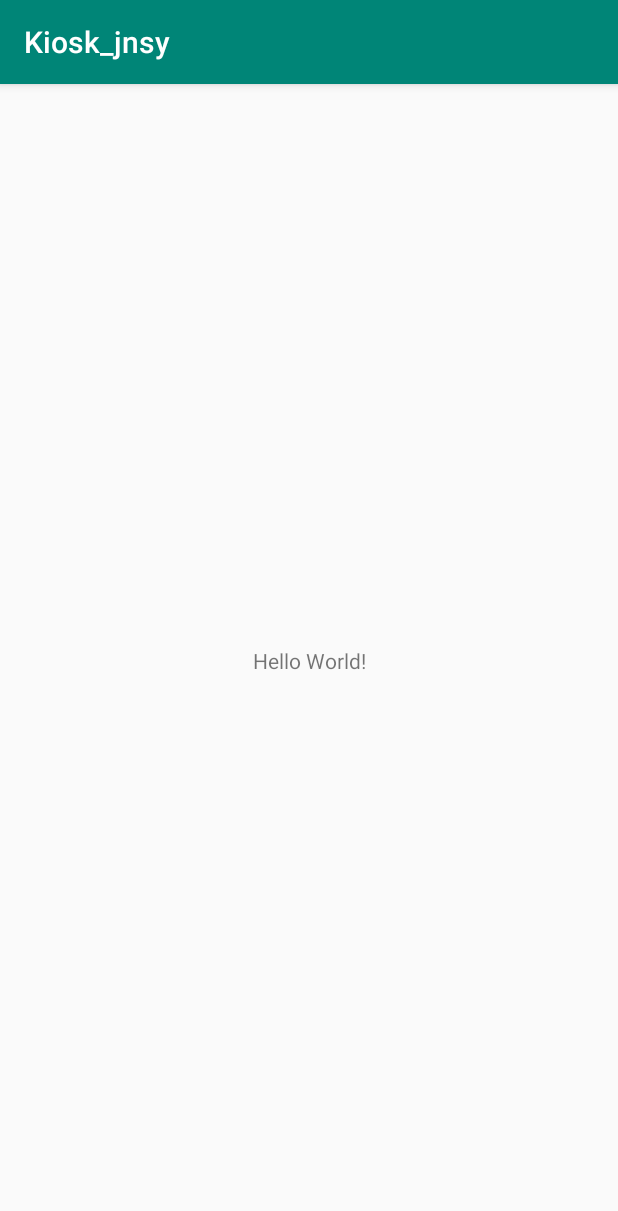
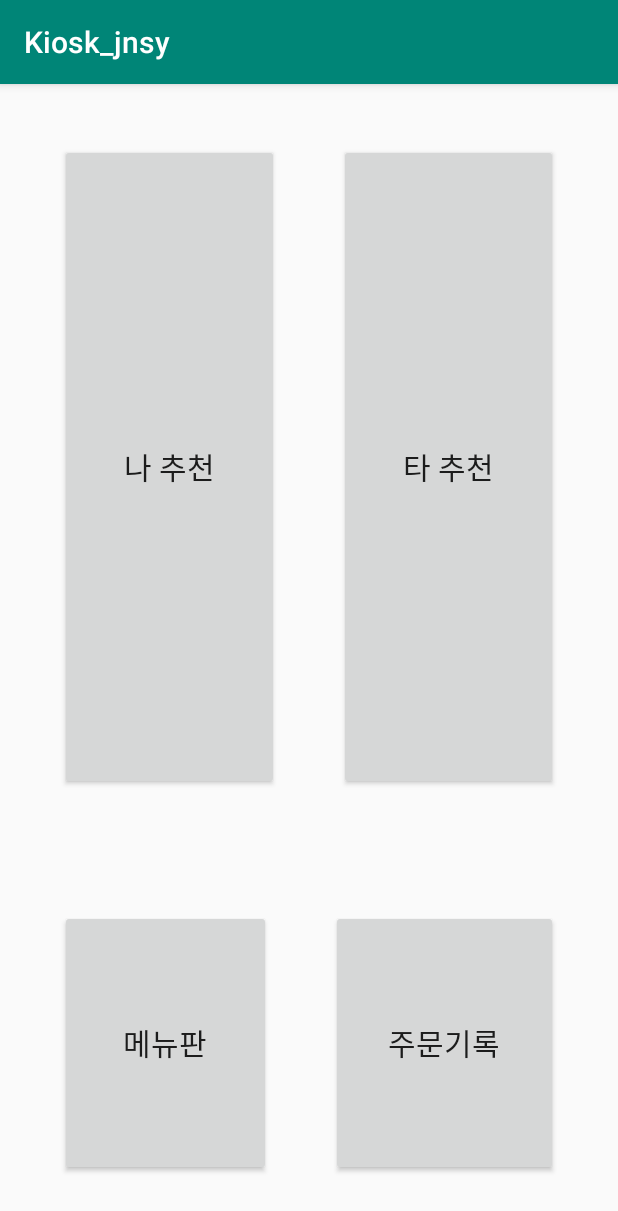
Before and after one commit to Sisi55/hanium2019, an Android app: the screen it shows after launch (MainActivity), on a phone screen of 412 x 824 dp. Shown: the top 1211 px of the screen. Run offline under Robolectric (Android 15) with nearby library versions, the phone set to English and light mode, and no system bars; our stand-ins replace data binding.

Commit message:
시현_MainActivity

```diff
--- a/app/src/main/java/com/example/kiosk_jnsy/MainActivity.java
+++ b/app/src/main/java/com/example/kiosk_jnsy/MainActivity.java
@@ -1,13 +1,49 @@
 package com.example.kiosk_jnsy;
 
+import android.content.Intent;
+import android.databinding.DataBindingUtil;
 import android.support.v7.app.AppCompatActivity;
 import android.os.Bundle;
+import android.view.View;
+
+import com.example.kiosk_jnsy.databinding.ActivityMainBinding;
 
 public class MainActivity extends AppCompatActivity {
+
+
+    ActivityMainBinding binding;
+
 
     @Override
     protected void onCreate(Bundle savedInstanceState) {
         super.onCreate(savedInstanceState);
-        setContentView(R.layout.activity_main);
-    }
-}
+        binding = DataBindingUtil.setContentView(this, R.layout.activity_main);
+
+
+
+        // 메뉴판 클릭하면 화면 이동
+        binding.btnMenuList.setOnClickListener(new View.OnClickListener() {
+            @Override
+            public void onClick(View v) {
+                Intent intent = new Intent(MainActivity.this, MenuListActivity.class);
+                startActivity(intent);
+            }
+        });
+
+
+        // 주문기록 클릭하면 화면 이동
+        binding.btnOrderedList.setOnClickListener(new View.OnClickListener() {
+            @Override
+            public void onClick(View v) {
+                Intent intent = new Intent(MainActivity.this, OrderedListActivity.class);
+                startActivity(intent);
+            }
+        });
+
+
+
+    }//end onCreate
+
+
+
+}//end Activity
--- a/app/src/main/res/layout/activity_main.xml
+++ b/app/src/main/res/layout/activity_main.xml
@@ -1,18 +1,73 @@
 <?xml version="1.0" encoding="utf-8"?>
-<android.support.constraint.ConstraintLayout xmlns:android="http://schemas.android.com/apk/res/android"
-    xmlns:app="http://schemas.android.com/apk/res-auto"
-    xmlns:tools="http://schemas.android.com/tools"
-    android:layout_width="match_parent"
-    android:layout_height="match_parent"
-    tools:context=".MainActivity">
+<layout xmlns:android="http://schemas.android.com/apk/res/android">
 
-    <TextView
-        android:layout_width="wrap_content"
-        android:layout_height="wrap_content"
-        android:text="Hello World!"
-        app:layout_constraintBottom_toBottomOf="parent"
-        app:layout_constraintLeft_toLeftOf="parent"
-        app:layout_constraintRight_toRightOf="parent"
-        app:layout_constraintTop_toTopOf="parent" />
+    <LinearLayout
+        android:layout_width="match_parent"
+        android:layout_height="match_parent"
+        android:orientation="vertical">
 
-</android.support.constraint.ConstraintLayout>
+        <LinearLayout
+            android:layout_width="match_parent"
+            android:layout_height="wrap_content"
+            android:orientation="horizontal"
+            android:gravity="center"
+            android:layout_weight="3"
+            android:padding="20dp">
+
+            <Button
+                android:layout_width="wrap_content"
+                android:layout_height="match_parent"
+                android:textSize="20dp"
+                android:text="나 추천"
+                android:layout_weight="1"
+                android:layout_margin="20dp"/>
+
+            <Button
+                android:layout_width="wrap_content"
+                android:layout_height="match_parent"
+                android:textSize="20dp"
+                android:text="타 추천"
+                android:layout_weight="1"
+                android:layout_margin="20dp"/>
+
+        </LinearLayout>
+
+
+
+
+        <LinearLayout
+            android:layout_width="match_parent"
+            android:layout_height="wrap_content"
+            android:orientation="horizontal"
+            android:gravity="center"
+            android:layout_weight="1"
+            android:padding="20dp">
+
+            <Button
+                android:id="@+id/btn_menuList"
+                android:layout_width="wrap_content"
+                android:layout_height="match_parent"
+                android:textSize="20dp"
+                android:text="메뉴판"
+                android:layout_weight="1"
+                android:layout_margin="20dp"/>
+
+            <Button
+                android:id="@+id/btn_orderedList"
+                android:layout_width="wrap_content"
+                android:layout_height="match_parent"
+                android:textSize="20dp"
+                android:text="주문기록"
+                android:layout_weight="1"
+                android:layout_margin="20dp"/>
+
+        </LinearLayout>
+
+
+
+
+
+
+    </LinearLayout>
+
+</layout>
```
